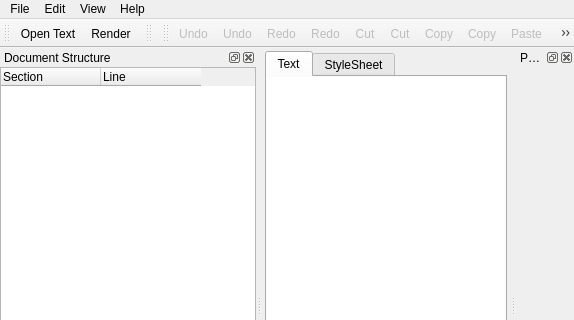
This is gui/main.ui in rafaelmartins/rst2pdf as Qt 5 draws it before an edit; both pictures show x 0 to 574 and y 0 to 320 of the 574 by 601 pixel window. The edited form follows.
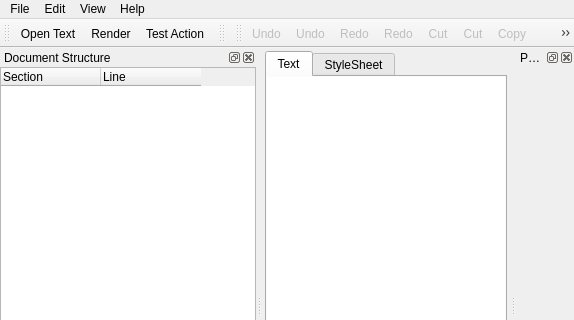
This is the edited form. Icons and pictures are not drawn. Custom widgets are drawn as their Qt base class.

Commit message: Starting work in page template editor UI

What changed in the file:
```diff
--- a/gui/main.ui
+++ b/gui/main.ui
@@ -157,6 +157,7 @@
    </attribute>
    <addaction name="actionLoad_Text"/>
    <addaction name="actionRender"/>
+   <addaction name="actionTest_Action"/>
   </widget>
   <widget class="QToolBar" name="pdfbar">
    <property name="windowTitle">
@@ -571,6 +572,11 @@
     <string>About Bookrest</string>
    </property>
   </action>
+  <action name="actionTest_Action">
+   <property name="text">
+    <string>Test Action</string>
+   </property>
+  </action>
  </widget>
  <customwidgets>
   <customwidget>
```
Left out of the diff: 3 changed lines with no effect on the pictures. The commit also changes 6 other files.
